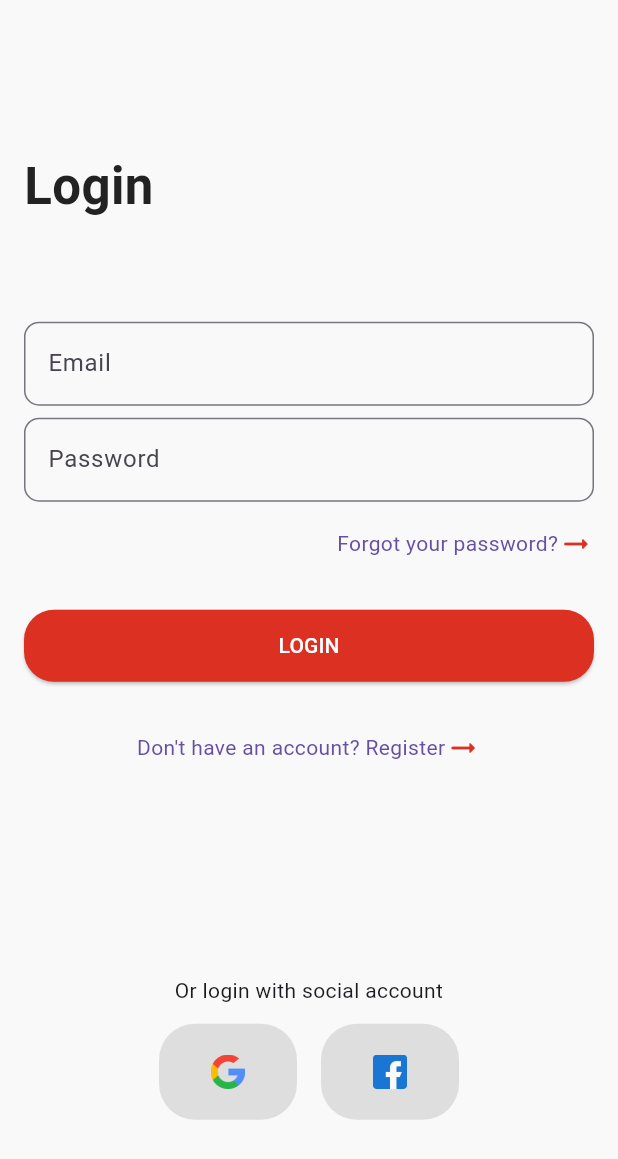
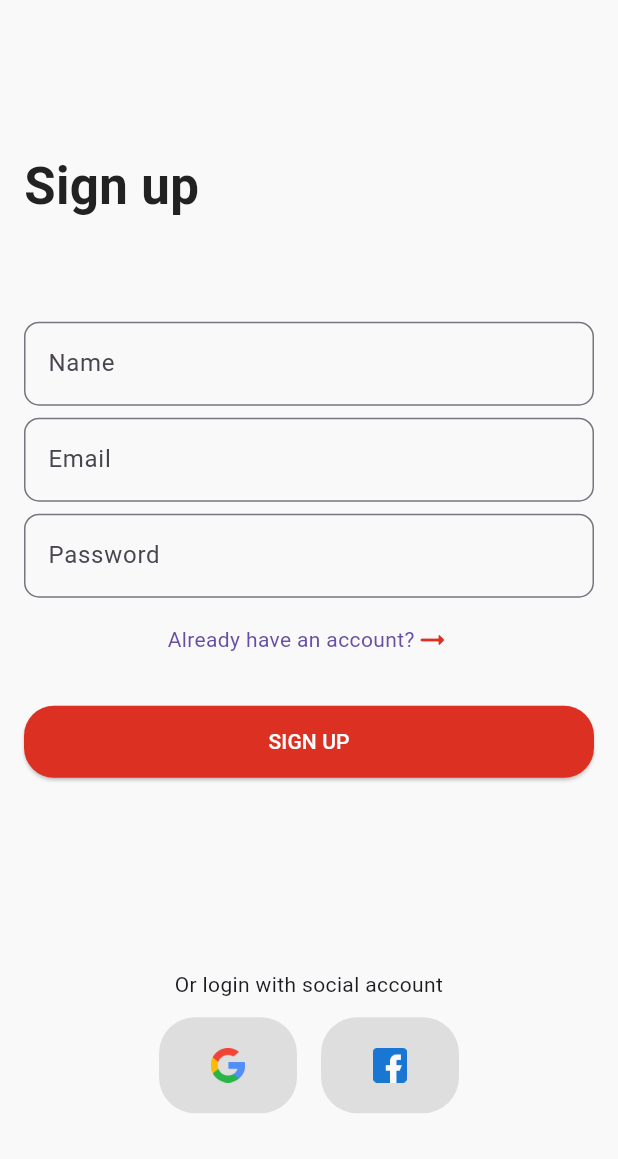
Before and after one commit to Abdelfatah-Darwish/Flutter-Ecommerce-App, a Flutter app: the screen it shows after launch, on a phone screen of 412 x 824 dp. Shown: the top 1159 px of the screen. Run offline on Flutter 3.47's test engine with Material 3 defaults, Android fonts, the phone set to English and light mode, and no system bars; Roboto replaces fonts that are missing (Metropolis).

Commit message:
sign up screen done

```diff
--- a/lib/main.dart
+++ b/lib/main.dart
@@ -18,7 +18,7 @@ class ECommerceApp extends StatelessWidget {
         useMaterial3: true,
       ),
       onGenerateRoute: AppRouter.onGenerateRoute,
-      initialRoute: AppRoutes.loginPage,
+      initialRoute: AppRoutes.signPage,
       debugShowCheckedModeBanner: false,
       title: 'E-Commerce App',
     );
--- a/lib/utilities/router/router.dart
+++ b/lib/utilities/router/router.dart
@@ -1,5 +1,6 @@
 import 'package:e_commerce_app/views/pages/leading_page.dart';
 import 'package:e_commerce_app/views/pages/login_page.dart';
+import 'package:e_commerce_app/views/pages/sign_up_page.dart';
 import 'package:flutter/material.dart';
 import 'routes.dart';
 
@@ -9,6 +10,9 @@ class AppRouter {
     switch (settings.name) {
       case AppRoutes.loginPage:
         return MaterialPageRoute(builder: (_) => const LoginPage());
+
+      case AppRoutes.signPage:
+        return MaterialPageRoute(builder: (_) => const SignUpPage());
 
       case AppRoutes.leadingPageRoute:
         return MaterialPageRoute(builder: (_) => const LeadingPage());
--- a/lib/utilities/router/routes.dart
+++ b/lib/utilities/router/routes.dart
@@ -1,6 +1,7 @@
 class AppRoutes {
   static const String leadingPageRoute = '/leadingPageRoute';
   static const String loginPage = '/loginPage';
+  static const String signPage = '/signPage';
   // static const String settings = '/settings';
   // Add more routes as needed
 }
--- /dev/null
+++ b/lib/views/pages/sign_up_page.dart
@@ -0,0 +1,106 @@
+import 'package:e_commerce_app/views/widgets/auth_header.dart';
+import 'package:e_commerce_app/views/widgets/custom_row.dart';
+import 'package:e_commerce_app/views/widgets/social_login_section.dart';
+import 'package:flutter/material.dart';
+import 'package:e_commerce_app/utilities/widgets/text_form_field.dart';
+import 'package:e_commerce_app/views/widgets/primary_button.dart';
+
+class SignUpPage extends StatefulWidget {
+  const SignUpPage({super.key});
+
+  @override
+  State<SignUpPage> createState() => _SignUpPageState();
+}
+
+class _SignUpPageState extends State<SignUpPage> {
+  final TextEditingController _usernameController = TextEditingController();
+  final TextEditingController _emailController = TextEditingController();
+
+  final TextEditingController _passwordController = TextEditingController();
+  final FocusNode _usernameFocusNode = FocusNode();
+  final FocusNode _emailFocusNode = FocusNode();
+
+  final FocusNode _passwordFocusNode = FocusNode();
+  final GlobalKey<FormState> _formKey = GlobalKey<FormState>();
+
+  @override
+  Widget build(BuildContext context) {
+    final double screenHeight = MediaQuery.of(context).size.height;
+    return Scaffold(
+      body: SafeArea(
+        child: SingleChildScrollView(
+          child: Padding(
+            padding: EdgeInsets.only(
+              left: 16,
+              top: screenHeight * 0.130,
+              right: 16,
+            ),
+            child: Form(
+              key: _formKey,
+              child: Column(
+                children: [
+                  const AuthHeader(title: 'Sign up'),
+                  SizedBox(height: screenHeight * 0.089),
+                  CustomTextField(
+                    controller: _usernameController,
+                    focusNode: _usernameFocusNode,
+                    hintText: 'Enter your name',
+                    labelText: 'Name',
+                    validator: 'Please enter your name',
+                  ),
+                  const SizedBox(height: 8),
+                  CustomTextField(
+                    controller: _emailController,
+                    focusNode: _emailFocusNode,
+                    hintText: 'Enter your email',
+                    labelText: 'Email',
+                    validator: 'Please enter your email',
+                  ),
+                  const SizedBox(height: 8),
+                  CustomTextField(
+                    controller: _passwordController,
+                    focusNode: _passwordFocusNode,
+                    hintText: 'Enter your password',
+                    labelText: 'Password',
+                    validator: 'Please enter your password',
+                  ),
+                  const SizedBox(height: 16),
+                  CustomRow(
+                    displayText: 'Already have an account?',
+                    onTap: () {
+                      Navigator.push(
+                        context,
+                        MaterialPageRoute(
+                          builder: (context) => const Text('Forgot Password'),
+                        ),
+                      );
+                    },
+                  ),
+                  const SizedBox(height: 32),
+                  PrimaryButton(
+                    text: 'SIGN UP',
+                    onPressed: () {
+                      if (_formKey.currentState!.validate()) {
+                        Navigator.push(
+                          context,
+                          MaterialPageRoute(
+                            builder: (context) => const Center(
+                              child: Text('Login Successful'),
+                            ),
+                          ),
+                        );
+                      }
+                    },
+                  ),
+                  SizedBox(height: screenHeight * 0.155),
+                  const SocialLoginSection(),
+                  const SizedBox(height: 32),
+                ],
+              ),
+            ),
+          ),
+        ),
+      ),
+    );
+  }
+}
```
